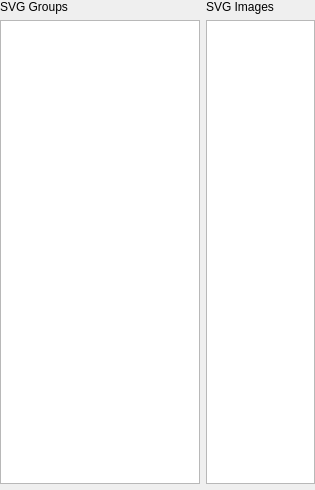
Old version of the form src/ui/symbollayer/widget_svgselector.ui in the repository carsmie/QGIS.
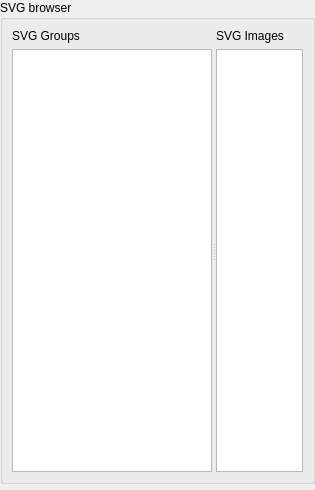
New version of the form. Custom widgets are drawn as their Qt base class.

What changed in the file:
```diff
--- a/src/ui/symbollayer/widget_svgselector.ui
+++ b/src/ui/symbollayer/widget_svgselector.ui
@@ -26,7 +26,40 @@
    <property name="bottomMargin">
     <number>0</number>
    </property>
-   <item row="2" column="0">
+   <item row="3" column="0" colspan="2">
+    <widget class="QgsSvgSourceLineEdit" name="mSvgSourceLineEdit" native="true">
+     <property name="focusPolicy">
+      <enum>Qt::StrongFocus</enum>
+     </property>
+    </widget>
+   </item>
+   <item row="1" column="0" colspan="2">
+    <widget class="QgsCollapsibleGroupBox" name="groupBox">
+     <property name="sizePolicy">
+      <sizepolicy hsizetype="Preferred" vsizetype="MinimumExpanding">
+       <horstretch>0</horstretch>
+       <verstretch>0</verstretch>
+      </sizepolicy>
+     </property>
+     <property name="title">
+      <string>SVG browser</string>
+     </property>
+     <layout class="QGridLayout" name="gridLayout_2">
+      <item row="0" column="0">
+       <widget class="QSplitter" name="splitter">
+        <property name="orientation">
+         <enum>Qt::Horizontal</enum>
+        </property>
+        <widget class="QWidget" name="">
+         <layout class="QVBoxLayout" name="verticalLayout">
+          <item>
+           <widget class="QLabel" name="mGroupsLabel">
+            <property name="text">
+             <string>SVG Groups</string>
+            </property>
+           </widget>
+          </item>
+          <item>
     <widget class="QTreeView" name="mGroupsTreeView">
      <property name="sizePolicy">
       <sizepolicy hsizetype="MinimumExpanding" vsizetype="Expanding">
@@ -42,14 +75,18 @@
      </property>
     </widget>
    </item>
-   <item row="1" column="1">
+         </layout>
+        </widget>
+        <widget class="QWidget" name="">
+         <layout class="QVBoxLayout" name="verticalLayout_2">
+          <item>
     <widget class="QLabel" name="mImagesLabel">
      <property name="text">
       <string>SVG Images</string>
      </property>
     </widget>
    </item>
-   <item row="2" column="1">
+          <item>
     <widget class="QListView" name="mImagesListView">
      <property name="sizePolicy">
       <sizepolicy hsizetype="Expanding" vsizetype="Expanding">
@@ -95,20 +132,29 @@
      </property>
     </widget>
    </item>
-   <item row="1" column="0">
-    <widget class="QLabel" name="mGroupsLabel">
-     <property name="text">
-      <string>SVG Groups</string>
-     </property>
-    </widget>
-   </item>
-   <item row="3" column="0" colspan="2">
-    <widget class="QgsSvgSourceLineEdit" name="mSvgSourceLineEdit" native="true">
-     <property name="focusPolicy">
-      <enum>Qt::StrongFocus</enum>
-     </property>
+         </layout>
+        </widget>
+       </widget>
+      </item>
+     </layout>
     </widget>
    </item>
+   <item row="2" column="0">
+    <spacer name="verticalSpacer">
+     <property name="orientation">
+      <enum>Qt::Vertical</enum>
+     </property>
+     <property name="sizeType">
+      <enum>QSizePolicy::Preferred</enum>
+     </property>
+     <property name="sizeHint" stdset="0">
+      <size>
+       <width>20</width>
+       <height>0</height>
+      </size>
+     </property>
+    </spacer>
+   </item>
   </layout>
  </widget>
  <customwidgets>
@@ -118,6 +164,12 @@
    <header>qgsfilecontentsourcelineedit.h</header>
    <container>1</container>
   </customwidget>
+  <customwidget>
+   <class>QgsCollapsibleGroupBox</class>
+   <extends>QGroupBox</extends>
+   <header location="global">qgscollapsiblegroupbox.h</header>
+   <container>1</container>
+  </customwidget>
  </customwidgets>
  <tabstops>
   <tabstop>mGroupsTreeView</tabstop>
```
Left out of the diff: 4 changed lines with no effect on the pictures. Lines whose indentation alone changed are shown as unchanged.
